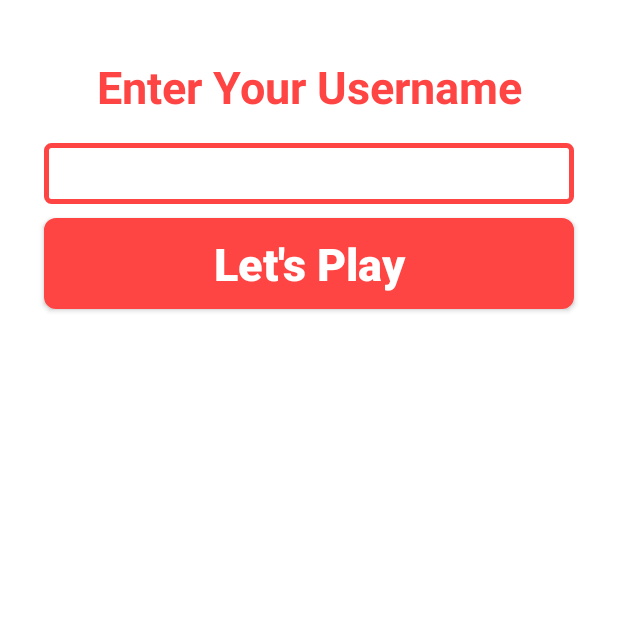
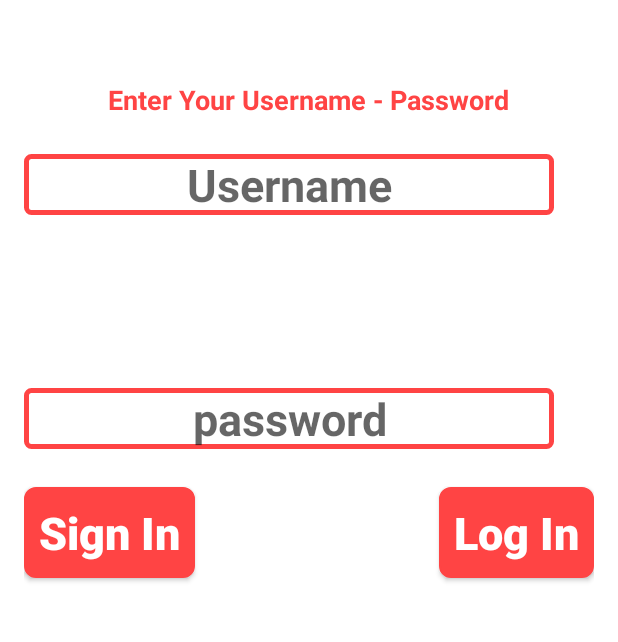
Before and after one commit to acanturgut/GameOS, an Android app: the screen it shows after launch (MainActivity), on a phone screen of 412 x 824 dp, the part 241-883 px from its top. Run offline under Robolectric (Android 15) with nearby library versions, the phone set to English and light mode, and no system bars; our stand-ins replace Firebase (no records; nobody signed in at launch, a user with empty details on screens opened directly).

Commit message:
login added

```diff
--- a/app/src/main/java/com/example/canta/project2/MainActivity.java
+++ b/app/src/main/java/com/example/canta/project2/MainActivity.java
@@ -1,50 +1,95 @@
 package com.example.canta.project2;
 
 import android.content.Intent;
+import android.support.annotation.NonNull;
 import android.support.v7.app.AppCompatActivity;
 import android.os.Bundle;
 import android.view.View;
 import android.widget.Button;
 import android.widget.EditText;
+import android.widget.Toast;
 
-public class MainActivity extends AppCompatActivity {
+import com.google.android.gms.tasks.OnCompleteListener;
+import com.google.android.gms.tasks.Task;
+import com.google.firebase.auth.AuthResult;
+import com.google.firebase.auth.FirebaseAuth;
+import com.google.firebase.auth.FirebaseUser;
+
+public class MainActivity extends AppCompatActivity implements View.OnClickListener {
     Boolean userNameFlag = true;
+
+    private FirebaseAuth mAuth;
+    private FirebaseAuth.AuthStateListener mAuthListener;
+
+    private EditText emailText;
+    private EditText passwordText;
 
     @Override
     protected void onCreate(Bundle savedInstanceState) {
         super.onCreate(savedInstanceState);
         setContentView(R.layout.activity_login);
 
+        mAuth = FirebaseAuth.getInstance();
 
-        final EditText playerNameEditText = (EditText) findViewById(R.id.player_name_edittext);
-        Button goButton = (Button) findViewById(R.id.go_button);
 
-        playerNameEditText.setText(Player.getPlayerName());
 
-        goButton.setOnClickListener(new View.OnClickListener() {
-            @Override
-            public void onClick(View v) {
+        emailText = (EditText) findViewById(R.id.player_name_edittext);
+        passwordText = (EditText) findViewById(R.id.password_edit_text);
+        Button logIn = (Button) findViewById(R.id.go_button);
+        Button signIn = (Button) findViewById(R.id.sign_in_button);
 
-                if (!playerNameEditText.getText().toString().equals("") && !playerNameEditText.getText().toString().equals("Enter Your Name")) {
 
-                    Player.getInstance().setPlayerName(playerNameEditText.getText().toString());
-                    Intent intent = new Intent(getApplicationContext(), SecondActivity.class);
-                    startActivity(intent);
+        logIn.setOnClickListener(this);
+    }
 
+    @Override
+    public void onClick(View v) {
+
+        switch (v.getId()) {
+            case  R.id.go_button: {
+
+                if (!emailText.getText().toString().equals("") && !emailText.getText().toString().equals("Enter Your Name")) {
+
+                    mAuth.signInWithEmailAndPassword(emailText.getText().toString(), passwordText.getText().toString())
+                            .addOnCompleteListener(this, new OnCompleteListener<AuthResult>() {
+                                @Override
+                                public void onComplete(@NonNull Task<AuthResult> task) {
+                                    if (task.isSuccessful()) {
+                                        // Sign in success, update UI with the signed-in user's information
+
+                                        FirebaseUser user = mAuth.getCurrentUser();
+                                        Player.getInstance().setPlayerName(user.toString());
+
+                                        Intent intent = new Intent(getApplicationContext(), SecondActivity.class);
+                                        startActivity(intent);
+
+
+                                    } else {
+
+                                        Toast.makeText(getApplicationContext(), "Fail To Login!",
+                                                Toast.LENGTH_LONG).show();
+
+                                    }
+
+                                    // ...
+                                }
+                            });
                 }
+                break;
             }
-        });
 
-        playerNameEditText.setOnFocusChangeListener(new View.OnFocusChangeListener() {
-            @Override
-            public void onFocusChange(View view, boolean b) {
 
-                if (userNameFlag) {
+            case R.id.sign_in_button: {
 
-                    playerNameEditText.setText("");
-                    userNameFlag = false;
-                }
+                break;
             }
-        });
+
+
+        }
+
+
+
+
+
     }
 }
--- a/app/src/main/res/layout/activity_login.xml
+++ b/app/src/main/res/layout/activity_login.xml
@@ -11,23 +11,51 @@
     android:paddingTop="@dimen/activity_vertical_margin"
     tools:context="com.example.canta.project2.MainActivity">
 
-    <Button
-        android:text="Let's Play"
+    <EditText
+        android:id="@+id/password_edit_text"
         android:layout_width="wrap_content"
         android:layout_height="wrap_content"
+        android:layout_alignParentStart="true"
+        android:layout_centerVertical="true"
+        android:background="@drawable/editextstyle"
+        android:ems="10"
+        android:hint="password"
+        android:inputType="textPassword"
+        android:selectAllOnFocus="true"
+        android:textAlignment="center"
+        android:textColor="@android:color/holo_red_light"
+        android:textSize="30sp"
+        android:textStyle="normal|bold" />
+
+    <Button
         android:id="@+id/go_button"
+        android:layout_width="wrap_content"
+        android:layout_height="wrap_content"
+        android:layout_alignBaseline="@+id/sign_in_button"
+        android:layout_alignBottom="@+id/sign_in_button"
+        android:layout_alignParentEnd="true"
+        android:background="@drawable/button_normal"
+        android:padding="10dp"
+        android:text="Log In"
+        android:textAllCaps="false"
         android:textColor="@color/myWhite"
+        android:textSize="30sp"
+        android:textStyle="normal|bold" />
+
+    <Button
+        android:id="@+id/sign_in_button"
+        android:layout_width="wrap_content"
+        android:layout_height="wrap_content"
+        android:layout_marginTop="25dp"
+        android:background="@drawable/button_normal"
+        android:padding="10dp"
+        android:text="Sign In"
+        android:textAllCaps="false"
+        android:textColor="@color/myWhite"
+        android:textSize="30sp"
         android:textStyle="normal|bold"
-        android:layout_marginTop="50dp"
-        android:layout_alignTop="@+id/player_name_edittext"
-        android:layout_alignLeft="@+id/player_name_edittext"
-        android:layout_alignStart="@+id/player_name_edittext"
-        android:layout_alignRight="@+id/player_name_edittext"
-        android:layout_alignEnd="@+id/player_name_edittext"
-        android:background="@drawable/button_normal"
-        android:textSize="30sp"
-        android:textAllCaps="false"
-        android:padding="10dp" />
+        android:layout_below="@+id/password_edit_text"
+        android:layout_alignParentStart="true" />
 
     <TextView
         android:layout_width="wrap_content"
@@ -42,34 +70,34 @@
         android:layout_centerHorizontal="true" />
 
     <TextView
-        android:text="Enter Your Username"
+        android:id="@+id/textView9"
         android:layout_width="wrap_content"
         android:layout_height="wrap_content"
-        android:id="@+id/textView9"
+        android:text="Enter Your Username - Password"
+        android:textAlignment="center"
         android:textColor="@color/myRed"
-        android:textSize="30sp"
-        android:layout_above="@+id/go_button"
-        android:layout_alignParentStart="true"
-        android:layout_marginBottom="17dp"
-        android:layout_alignParentEnd="true"
+        android:textSize="18sp"
         android:textStyle="normal|bold"
-        android:textAlignment="center" />
+        android:layout_below="@+id/textView"
+        android:layout_centerHorizontal="true"
+        android:layout_marginTop="54dp" />
 
     <EditText
+        android:id="@+id/player_name_edittext"
         android:layout_width="wrap_content"
         android:layout_height="wrap_content"
+        android:layout_alignParentStart="true"
+        android:layout_below="@+id/textView9"
+        android:layout_marginTop="24dp"
+        android:background="@drawable/editextstyle"
+        android:ems="10"
+        android:hint="Username"
         android:inputType="textPersonName"
-        android:ems="10"
-        android:id="@+id/player_name_edittext"
+        android:selectAllOnFocus="true"
         android:textAlignment="center"
-        android:selectAllOnFocus="true"
-        android:layout_marginTop="95dp"
-        android:background="@drawable/editextstyle"
-        android:textStyle="normal|bold"
+        android:textColor="@android:color/holo_red_light"
         android:textSize="30sp"
-        android:textColor="@android:color/holo_red_light"
-        android:layout_below="@+id/textView"
-        android:layout_centerHorizontal="true" />
+        android:textStyle="normal|bold" />
 
 
 </RelativeLayout>
```
